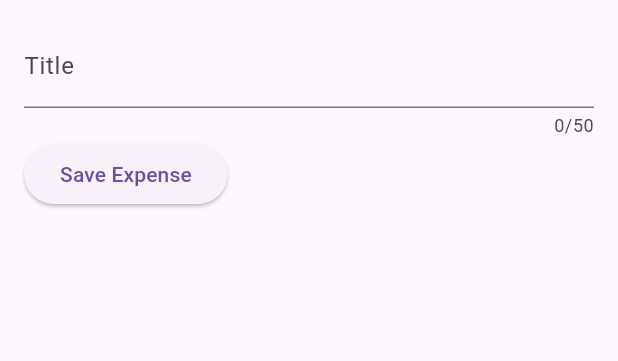
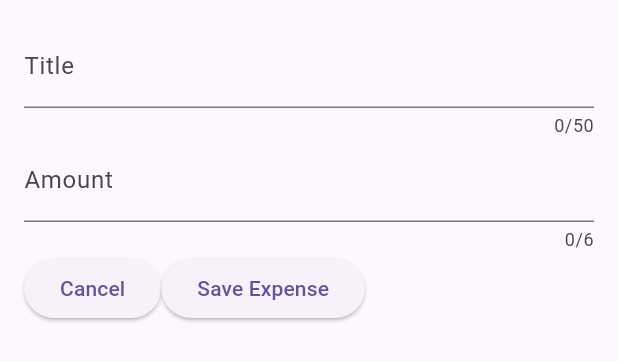
Before and after one commit to herondale1022/flutter-practice, a Flutter app: the NewExpense widget shown alone on an empty page, opened directly, after a tap on "Save Expense", on a phone screen of 412 x 824 dp. Shown: the top 361 px of the screen. Run offline on Flutter 3.47's test engine with Material 3 defaults, Android fonts, the phone set to English and light mode, and no system bars; our stand-ins replace google_fonts.

Commit message:
expense tracker ver002
Exercise: adding input field and the cancel button without operation.

```diff
--- a/expense_tracker/lib/widgets/new_expense.dart
+++ b/expense_tracker/lib/widgets/new_expense.dart
@@ -11,10 +11,12 @@ class NewExpense extends StatefulWidget {
 
 class _NewExpenseState extends State<NewExpense> {
   final _titleController = TextEditingController();
+  final _amountController = TextEditingController();
 
   @override
   void dispose() {
     _titleController.dispose();
+    _amountController.dispose();
     super.dispose();
   }
 
@@ -31,11 +33,28 @@ class _NewExpenseState extends State<NewExpense> {
               label: Text('Title'),
             ),
           ),
+          TextField(
+            keyboardType: const TextInputType.numberWithOptions(
+              decimal: true,
+            ),
+            maxLength: 6,
+            controller: _amountController,
+            decoration: const InputDecoration(
+              label: Text('Amount'),
+            ),
+          ),
           Row(
             children: [
               ElevatedButton(
                 onPressed: () {
+                  print('Cancel Operation');
+                },
+                child: const Text('Cancel'),
+              ),
+              ElevatedButton(
+                onPressed: () {
                   print(_titleController.text);
+                  print(_titleController.value);
                 },
                 child: const Text('Save Expense'),
               )
```
